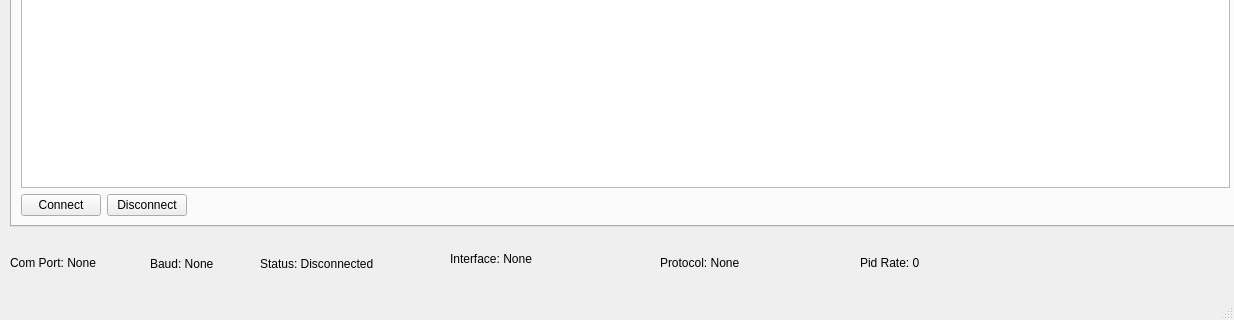
navisinghnz9/QtObd2Scanner, file MainWindow.ui: the form before one commit; both pictures show x 0 to 1234 and y 513 to 833 of the 1234 by 833 pixel window.
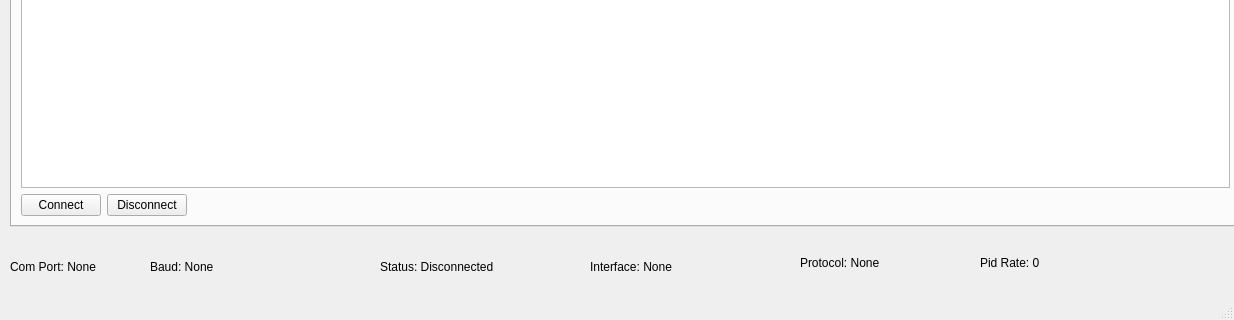
The form after the commit.

Commit message: saved/loaded settings and updated UI labels

The edit to the form file:
```diff
--- a/MainWindow.ui
+++ b/MainWindow.ui
@@ -750,7 +750,7 @@
       <x>10</x>
       <y>750</y>
       <width>150</width>
-      <height>13</height>
+      <height>21</height>
      </rect>
     </property>
     <property name="minimumSize">
@@ -768,8 +768,8 @@
      <rect>
       <x>150</x>
       <y>750</y>
-      <width>91</width>
-      <height>16</height>
+      <width>221</width>
+      <height>21</height>
      </rect>
     </property>
     <property name="minimumSize">
@@ -785,10 +785,10 @@
    <widget class="QLabel" name="status_comStatusLabel">
     <property name="geometry">
      <rect>
-      <x>260</x>
+      <x>380</x>
       <y>750</y>
       <width>200</width>
-      <height>16</height>
+      <height>21</height>
      </rect>
     </property>
     <property name="minimumSize">
@@ -804,10 +804,10 @@
    <widget class="QLabel" name="status_comInterfaceLabel">
     <property name="geometry">
      <rect>
-      <x>450</x>
-      <y>743</y>
+      <x>590</x>
+      <y>750</y>
       <width>200</width>
-      <height>20</height>
+      <height>21</height>
      </rect>
     </property>
     <property name="minimumSize">
@@ -823,7 +823,7 @@
    <widget class="QLabel" name="status_comProtocolLabel">
     <property name="geometry">
      <rect>
-      <x>660</x>
+      <x>800</x>
       <y>750</y>
       <width>175</width>
       <height>13</height>
@@ -842,7 +842,7 @@
    <widget class="QLabel" name="status_pidUpdateRateLabel">
     <property name="geometry">
      <rect>
-      <x>860</x>
+      <x>980</x>
       <y>750</y>
       <width>175</width>
       <height>13</height>
```
The commit also changes 3 other files.
